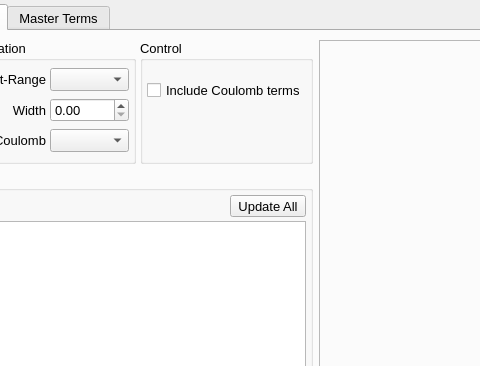
Above: src/gui/forcefieldtab.ui from disorderedmaterials/dissolve before the change; both pictures show x 198 to 678 and y 0 to 366 of the 1028 by 710 pixel window. Below: the same form after it.
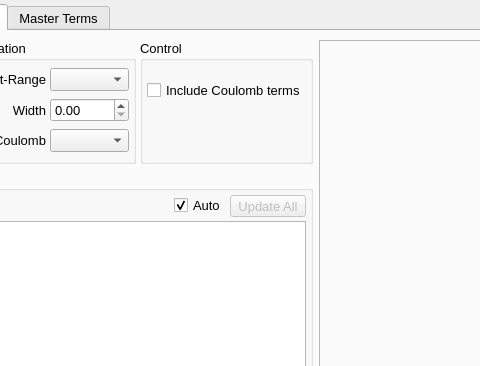
That is the form after the change. The open tabs and pages were chosen to show the change. Icons and pictures are not drawn. Custom widgets are drawn as their Qt base class.

Commit message: Add auto-updating of pair potentials when adding / modifying atomtypes in GUI.

```diff
--- a/src/gui/forcefieldtab.ui
+++ b/src/gui/forcefieldtab.ui
@@ -498,8 +498,21 @@
                 </property>
                </spacer>
               </item>
+              <item>
+               <widget class="QCheckBox" name="AutoUpdatePairPotentialsCheck">
+                <property name="text">
+                 <string>Auto</string>
+                </property>
+                <property name="checked">
+                 <bool>true</bool>
+                </property>
+               </widget>
+              </item>
               <item>
                <widget class="QToolButton" name="UpdatePairPotentialsButton">
+                <property name="enabled">
+                 <bool>false</bool>
+                </property>
                 <property name="sizePolicy">
                  <sizepolicy hsizetype="Fixed" vsizetype="Fixed">
                   <horstretch>0</horstretch>
```
Left out of the diff: 21 changed lines with no effect on the pictures. The commit also changes 6 other files.
